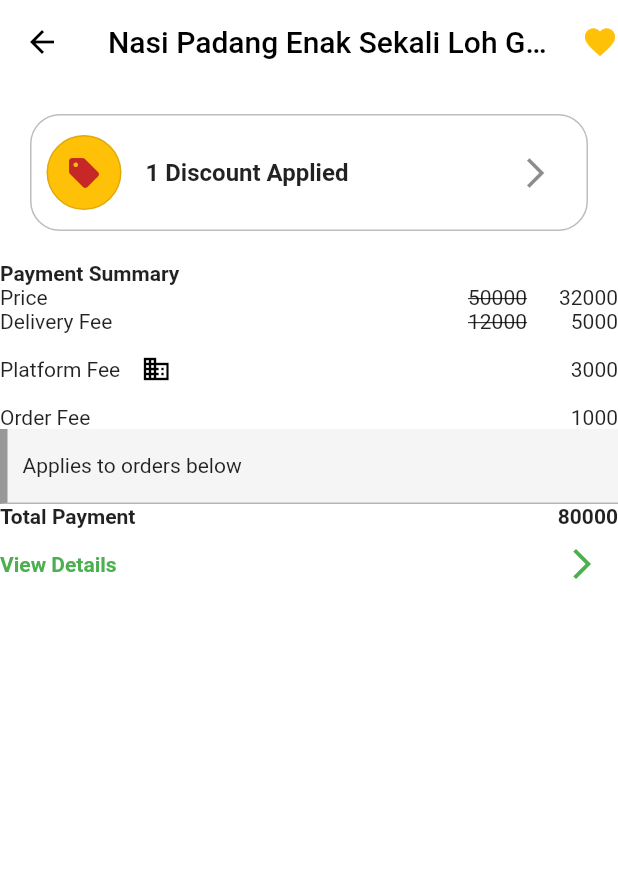
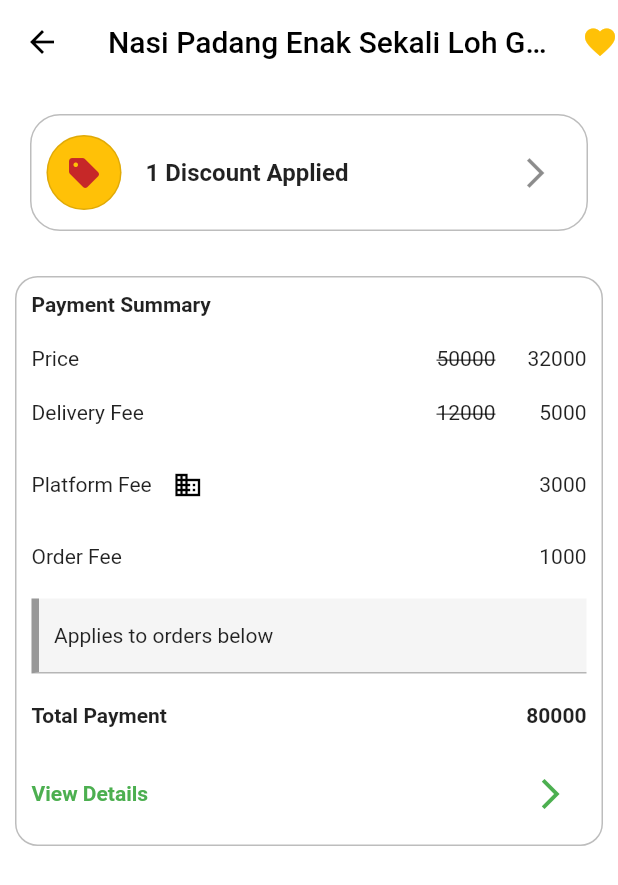
Before and after one commit to sutantodadang/gofoodclone, a Flutter app: the PaymentSummaryScreen screen opened directly, on a phone screen of 412 x 824 dp. Shown: the top 885 px of the screen. Run offline on Flutter 3.47's test engine with Material 2 defaults, Android fonts, the light colour scheme and no system bars; our stand-ins replace get, smooth_page_indicator; network calls fail.

Commit message:
payment summary

```diff
--- a/lib/screens/payment_summary.dart
+++ b/lib/screens/payment_summary.dart
@@ -67,12 +67,21 @@ class PaymentSummaryScreen extends StatelessWidget {
           ),
 
           Container(
+            margin: EdgeInsets.all(10),
+            padding: EdgeInsets.all(10),
+            decoration: BoxDecoration(
+              border: Border.all(width: 1, color: Colors.black26),
+              borderRadius: BorderRadius.circular(15),
+            ),
             child: Column(
               crossAxisAlignment: CrossAxisAlignment.start,
               children: [
                 Text(
                   "Payment Summary",
                   style: TextStyle(fontWeight: FontWeight.w700),
+                ),
+                SizedBox(
+                  height: 20,
                 ),
                 Row(
                   mainAxisAlignment: MainAxisAlignment.spaceBetween,
@@ -94,6 +103,9 @@ class PaymentSummaryScreen extends StatelessWidget {
                     )
                   ],
                 ),
+                SizedBox(
+                  height: 20,
+                ),
                 Row(
                   mainAxisAlignment: MainAxisAlignment.spaceBetween,
                   children: [
@@ -114,10 +126,14 @@ class PaymentSummaryScreen extends StatelessWidget {
                     )
                   ],
                 ),
+                SizedBox(
+                  height: 20,
+                ),
                 Row(
                   mainAxisAlignment: MainAxisAlignment.spaceBetween,
                   children: [
                     Container(
+                      height: 40,
                       child: Row(
                         mainAxisAlignment: MainAxisAlignment.spaceBetween,
                         children: [
@@ -136,9 +152,15 @@ class PaymentSummaryScreen extends StatelessWidget {
                     Text("3000")
                   ],
                 ),
+                SizedBox(
+                  height: 20,
+                ),
                 Row(
                   mainAxisAlignment: MainAxisAlignment.spaceBetween,
                   children: [Text("Order Fee"), Text("1000")],
+                ),
+                SizedBox(
+                  height: 20,
                 ),
                 Container(
                   padding: EdgeInsets.all(10),
@@ -156,6 +178,9 @@ class PaymentSummaryScreen extends StatelessWidget {
                   ),
                   child: Text("Applies to orders below"),
                 ),
+                SizedBox(
+                  height: 20,
+                ),
                 Row(
                   mainAxisAlignment: MainAxisAlignment.spaceBetween,
                   children: [
@@ -168,6 +193,9 @@ class PaymentSummaryScreen extends StatelessWidget {
                       style: TextStyle(fontWeight: FontWeight.w700),
                     )
                   ],
+                ),
+                SizedBox(
+                  height: 20,
                 ),
                 Row(
                   mainAxisAlignment: MainAxisAlignment.spaceBetween,
```
